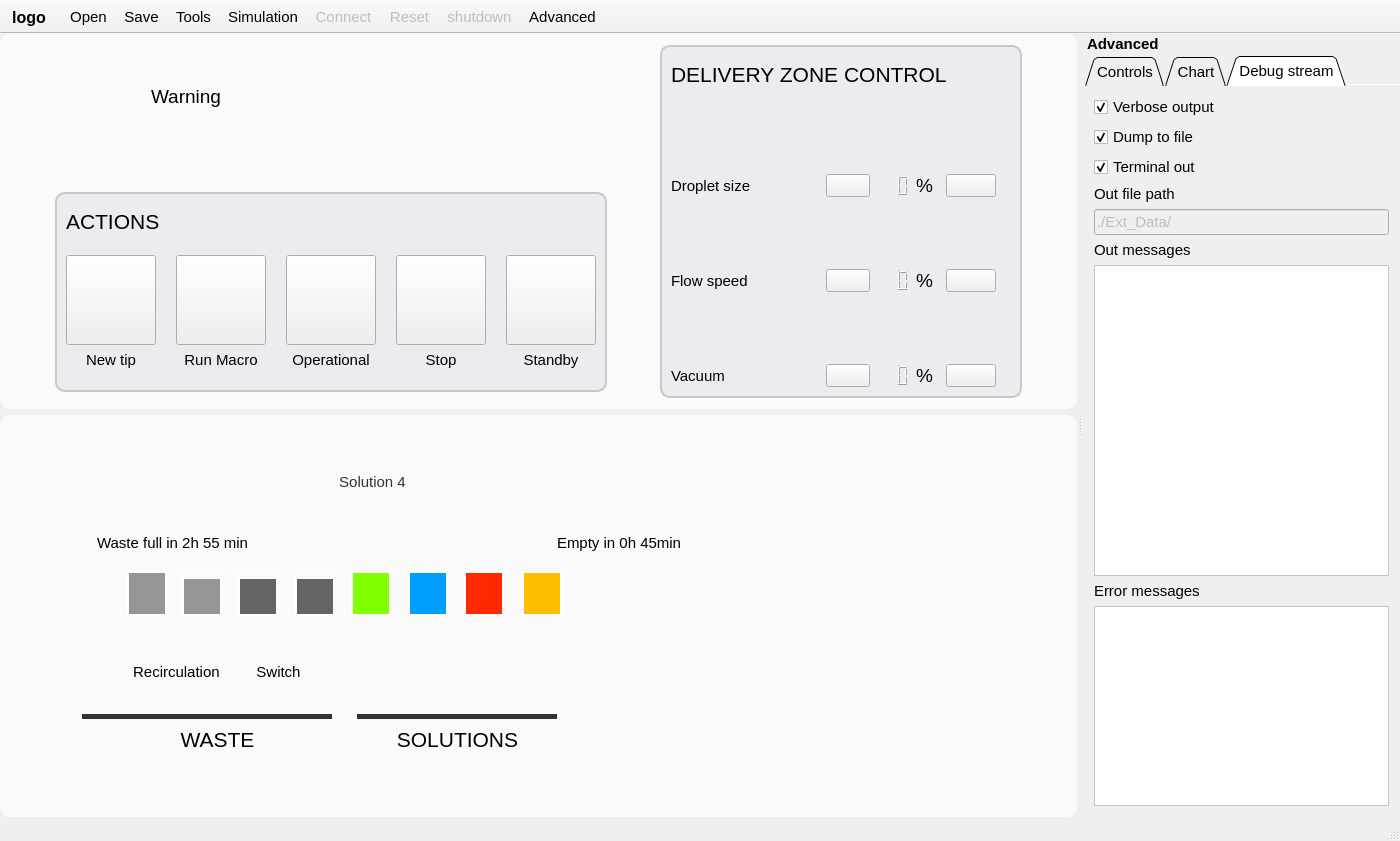
Above: apps/Lab-on-a-tip/Lab-on-a-tip.ui from bellonemauro/Labonatip2.0 before the change. Below: the same form after it.
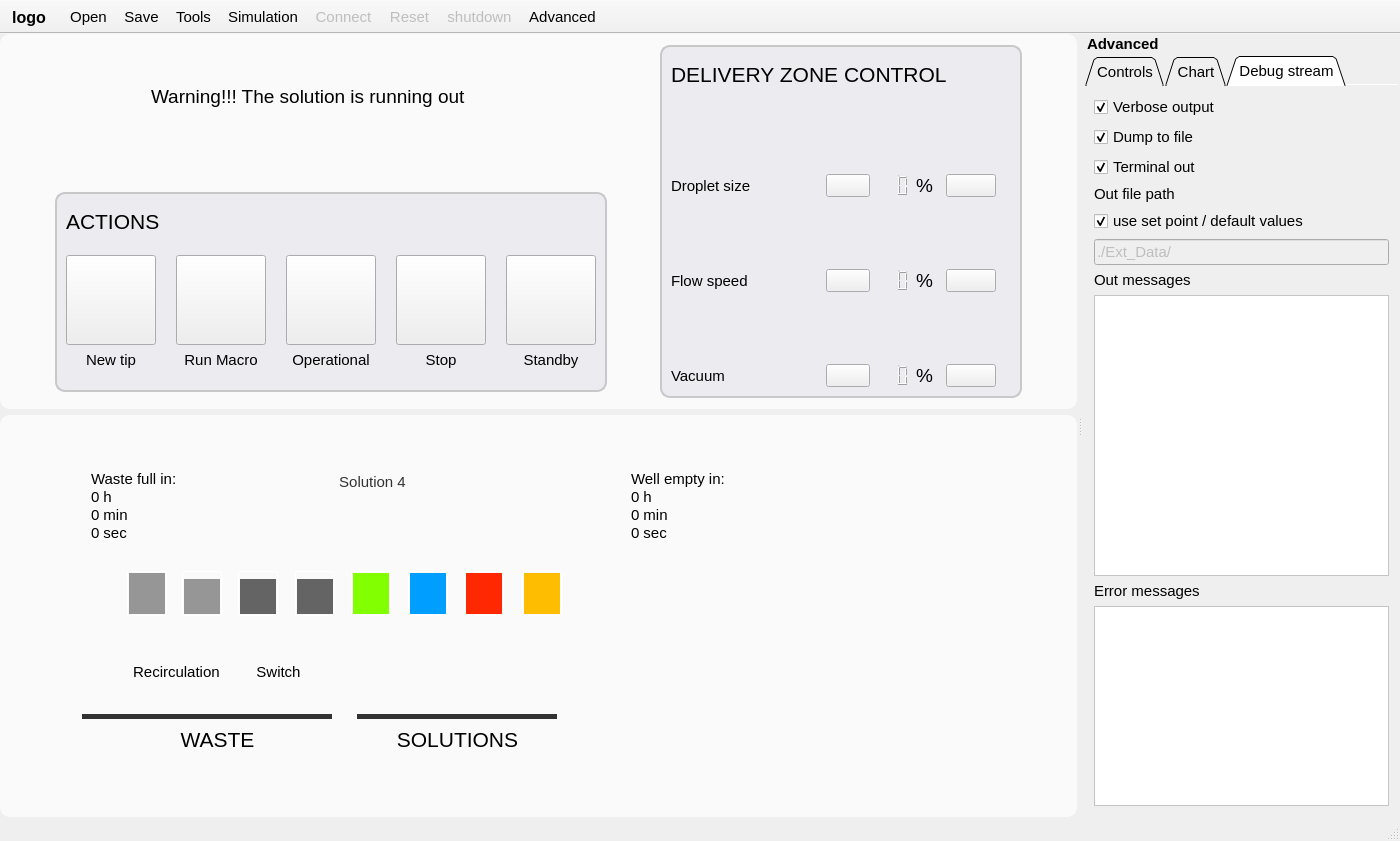
That is the form after the change. The open tabs and pages were chosen to show the change. Icons and pictures are not drawn.

```diff
--- a/apps/Lab-on-a-tip/Lab-on-a-tip.ui
+++ b/apps/Lab-on-a-tip/Lab-on-a-tip.ui
@@ -314,7 +314,7 @@
                   <string notr="true"/>
                  </property>
                  <property name="text">
-                  <string>Warning</string>
+                  <string>Warning!!! The solution is running out</string>
                  </property>
                  <property name="alignment">
                   <set>Qt::AlignLeading|Qt::AlignLeft|Qt::AlignVCenter</set>
@@ -2324,13 +2324,13 @@
                    <set>Qt::AlignCenter</set>
                   </property>
                  </widget>
-                 <widget class="QLabel" name="label_emptyTime">
+                 <widget class="QTextEdit" name="textEdit_emptyTime">
                   <property name="geometry">
                    <rect>
-                    <x>490</x>
-                    <y>58</y>
-                    <width>211</width>
-                    <height>37</height>
+                    <x>560</x>
+                    <y>0</y>
+                    <width>151</width>
+                    <height>101</height>
                    </rect>
                   </property>
                   <property name="font">
@@ -2339,22 +2339,27 @@
                    </font>
                   </property>
                   <property name="styleSheet">
-                   <string notr="true"/>
+                   <string notr="true">background-color: rgb(250, 250, 250);
+border:0;</string>
                   </property>
-                  <property name="text">
-                   <string>Empty in 0h 45min</string>
+                  <property name="html">
+                   <string>&lt;!DOCTYPE HTML PUBLIC &quot;-//W3C//DTD HTML 4.0//EN&quot; &quot;http://www.w3.org/TR/REC-html40/strict.dtd&quot;&gt;
+&lt;html&gt;&lt;head&gt;&lt;meta name=&quot;qrichtext&quot; content=&quot;1&quot; /&gt;&lt;style type=&quot;text/css&quot;&gt;
+p, li { white-space: pre-wrap; }
+&lt;/style&gt;&lt;/head&gt;&lt;body style=&quot; font-family:'MS Shell Dlg 2'; font-size:11pt; font-weight:400; font-style:normal;&quot;&gt;
+&lt;p style=&quot; margin-top:0px; margin-bottom:0px; margin-left:0px; margin-right:0px; -qt-block-indent:0; text-indent:0px;&quot;&gt;Well empty in: &lt;/p&gt;
+&lt;p style=&quot; margin-top:0px; margin-bottom:0px; margin-left:0px; margin-right:0px; -qt-block-indent:0; text-indent:0px;&quot;&gt;0 h&lt;/p&gt;
+&lt;p style=&quot; margin-top:0px; margin-bottom:0px; margin-left:0px; margin-right:0px; -qt-block-indent:0; text-indent:0px;&quot;&gt;0 min &lt;/p&gt;
+&lt;p style=&quot; margin-top:0px; margin-bottom:0px; margin-left:0px; margin-right:0px; -qt-block-indent:0; text-indent:0px;&quot;&gt;0 sec&lt;/p&gt;&lt;/body&gt;&lt;/html&gt;</string>
                   </property>
-                  <property name="alignment">
-                   <set>Qt::AlignLeading|Qt::AlignLeft|Qt::AlignVCenter</set>
-                  </property>
                  </widget>
-                 <widget class="QLabel" name="label_GW_waste_full">
+                 <widget class="QTextEdit" name="textEdit_emptyTime_2">
                   <property name="geometry">
                    <rect>
-                    <x>-20</x>
-                    <y>58</y>
-                    <width>251</width>
-                    <height>37</height>
+                    <x>20</x>
+                    <y>0</y>
+                    <width>151</width>
+                    <height>101</height>
                    </rect>
                   </property>
                   <property name="font">
@@ -2363,14 +2368,19 @@
                    </font>
                   </property>
                   <property name="styleSheet">
-                   <string notr="true"/>
+                   <string notr="true">background-color: rgb(250, 250, 250);
+border:0;</string>
                   </property>
-                  <property name="text">
-                   <string>Waste full in 2h 55 min</string>
+                  <property name="html">
+                   <string>&lt;!DOCTYPE HTML PUBLIC &quot;-//W3C//DTD HTML 4.0//EN&quot; &quot;http://www.w3.org/TR/REC-html40/strict.dtd&quot;&gt;
+&lt;html&gt;&lt;head&gt;&lt;meta name=&quot;qrichtext&quot; content=&quot;1&quot; /&gt;&lt;style type=&quot;text/css&quot;&gt;
+p, li { white-space: pre-wrap; }
+&lt;/style&gt;&lt;/head&gt;&lt;body style=&quot; font-family:'MS Shell Dlg 2'; font-size:11pt; font-weight:400; font-style:normal;&quot;&gt;
+&lt;p style=&quot; margin-top:0px; margin-bottom:0px; margin-left:0px; margin-right:0px; -qt-block-indent:0; text-indent:0px;&quot;&gt;Waste full in: &lt;/p&gt;
+&lt;p style=&quot; margin-top:0px; margin-bottom:0px; margin-left:0px; margin-right:0px; -qt-block-indent:0; text-indent:0px;&quot;&gt;0 h&lt;/p&gt;
+&lt;p style=&quot; margin-top:0px; margin-bottom:0px; margin-left:0px; margin-right:0px; -qt-block-indent:0; text-indent:0px;&quot;&gt;0 min &lt;/p&gt;
+&lt;p style=&quot; margin-top:0px; margin-bottom:0px; margin-left:0px; margin-right:0px; -qt-block-indent:0; text-indent:0px;&quot;&gt;0 sec&lt;/p&gt;&lt;/body&gt;&lt;/html&gt;</string>
                   </property>
-                  <property name="alignment">
-                   <set>Qt::AlignCenter</set>
-                  </property>
                  </widget>
                  <zorder>progressBar_recircOut</zorder>
                  <zorder>progressBar_solution3</zorder>
@@ -4696,6 +4706,16 @@
            </property>
           </widget>
          </item>
+         <item>
+          <widget class="QCheckBox" name="checkBox_useSetPoint">
+           <property name="text">
+            <string>use set point / default values</string>
+           </property>
+           <property name="checked">
+            <bool>true</bool>
+           </property>
+          </widget>
+         </item>
          <item>
           <widget class="QLineEdit" name="lineEdit_msg_out_file_path">
            <property name="enabled">
```
Left out of the diff: 1052 changed lines with no effect on the pictures.
